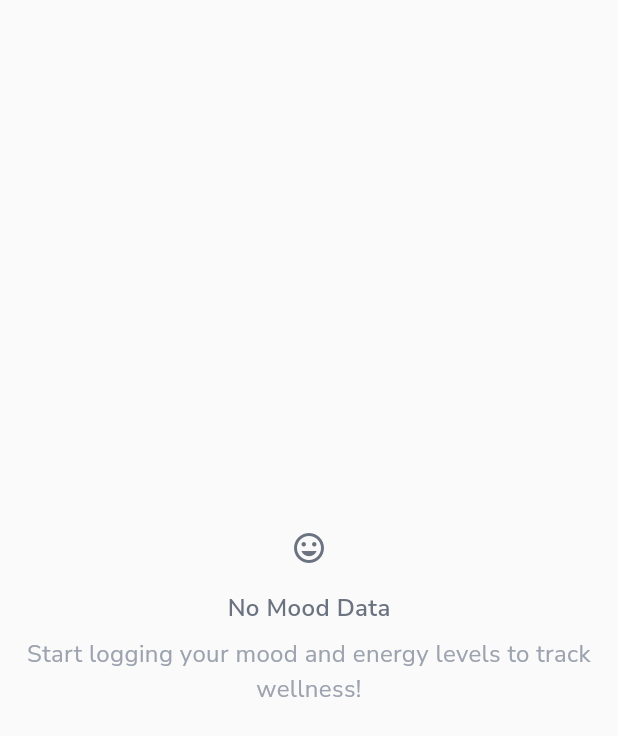
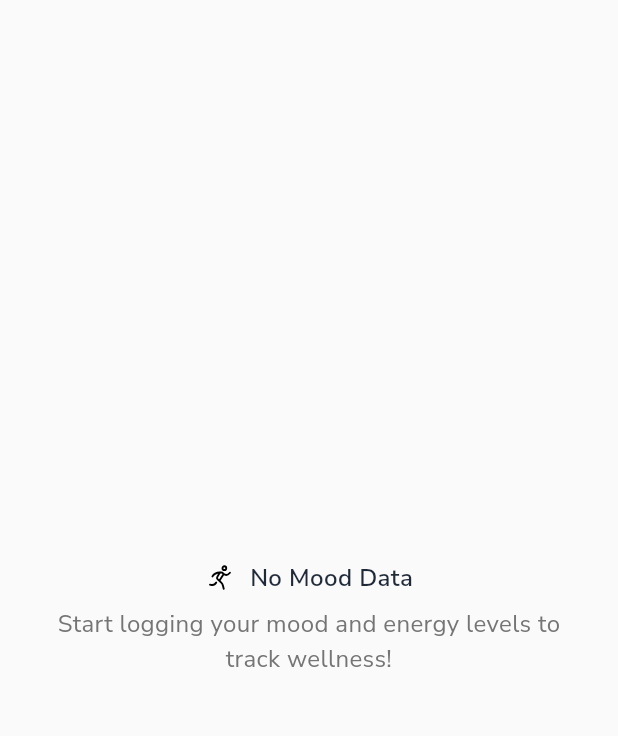
Before and after one commit to mahmoudal99/moctarnutrition, a Flutter app: the MoodTab widget shown alone on an empty page, opened directly, on a phone screen of 412 x 824 dp. Shown: the top 736 px of the screen. Run offline on Flutter 3.47's test engine with Material 3 defaults, Android fonts, the phone set to English and light mode, and no system bars; our stand-ins replace auth_buttons, cached_network_image, cloud_firestore, confetti, dotted_border, firebase_auth and 19 more; missing offline and left inert: flutter_floating_bottom_bar, flutter_stripe, mobile_scanner, openfoodfacts; accounts and stored records are empty; project files that could hold a hidden picture were left out.

Commit message:
Update design for progress screens

```diff
--- a/lib/features/progress/presentation/screens/progress_screen.dart
+++ b/lib/features/progress/presentation/screens/progress_screen.dart
@@ -38,7 +38,7 @@ class _ProgressScreenState extends State<ProgressScreen>
   @override
   void initState() {
     super.initState();
-    _tabController = TabController(length: 4, vsync: this);
+    _tabController = TabController(length: 3, vsync: this);
     _overviewScrollController = ScrollController();
     _loadData();
   }
@@ -325,7 +325,6 @@ class _ProgressScreenState extends State<ProgressScreen>
           isScrollable: true,
           tabs: const [
             Tab(text: 'Overview'),
-            Tab(text: 'Weight'),
             Tab(text: 'Mood'),
             Tab(text: 'Measurements'),
           ],
@@ -344,7 +343,6 @@ class _ProgressScreenState extends State<ProgressScreen>
                   selectedWeekOffset: _selectedWeekOffset,
                   scrollController: _overviewScrollController,
                 ),
-                WeightTab(dataFuture: _weightDataFuture),
                 MoodTab(dataFuture: _moodDataFuture),
                 MeasurementsTab(
                   typesFuture: _measurementTypesFuture,
--- a/lib/features/progress/presentation/widgets/mood_tab.dart
+++ b/lib/features/progress/presentation/widgets/mood_tab.dart
@@ -1,4 +1,5 @@
 import 'package:flutter/material.dart';
+import 'package:flutter_svg/svg.dart';
 import '../../../../core/constants/app_constants.dart';
 import '../../../../shared/services/progress_service.dart';
 import 'mood_chart.dart';
@@ -41,31 +42,33 @@ class MoodTab extends StatelessWidget {
         final data = snapshot.data ?? [];
 
         if (data.isEmpty) {
-          return Center(
+          return Padding(
+            padding: EdgeInsets.symmetric(horizontal: 24),
+            child: Center(
               child: Column(
                 mainAxisAlignment: MainAxisAlignment.center,
                 children: [
-                const Icon(
-                  Icons.mood,
-                  size: 24,
-                  color: AppConstants.textSecondary,
+                  Row(
+                    mainAxisAlignment: MainAxisAlignment.center,
+                    crossAxisAlignment: CrossAxisAlignment.center,
+                    children: [
+                      SvgPicture.asset(
+                        "assets/images/workout-run-stroke-rounded.svg",
+                        height: 20,
+                        color: Colors.black,
                       ),
-                const SizedBox(height: 16),
-                Text(
-                  'No Mood Data',
-                  style: AppTextStyles.heading5.copyWith(
-                    color: AppConstants.textSecondary,
-                  ),
+                      const SizedBox(width: 10),
+                      Text('No Mood Data', style: AppTextStyles.heading5),
+                    ],
                   ),
                   const SizedBox(height: 8),
                   Text(
                     'Start logging your mood and energy levels to track wellness!',
-                  style: AppTextStyles.bodyMedium.copyWith(
-                    color: AppConstants.textTertiary,
-                  ),
+                    style: AppTextStyles.bodyMedium.copyWith(color: Colors.grey[600]),
                     textAlign: TextAlign.center,
                   ),
                 ],
+              ),
             ),
           );
         }
```
Also changed, not shown: lib/features/home/presentation/widgets/next_meal_card.dart (+3 -4 lines), lib/features/progress/presentation/widgets/measurements_tab.dart (+17 -14 lines), assets/images/tape-measure-stroke-rounded.svg (added), assets/images/workout-run-stroke-rounded.svg (added). Lines whose indentation alone changed are shown as unchanged.
